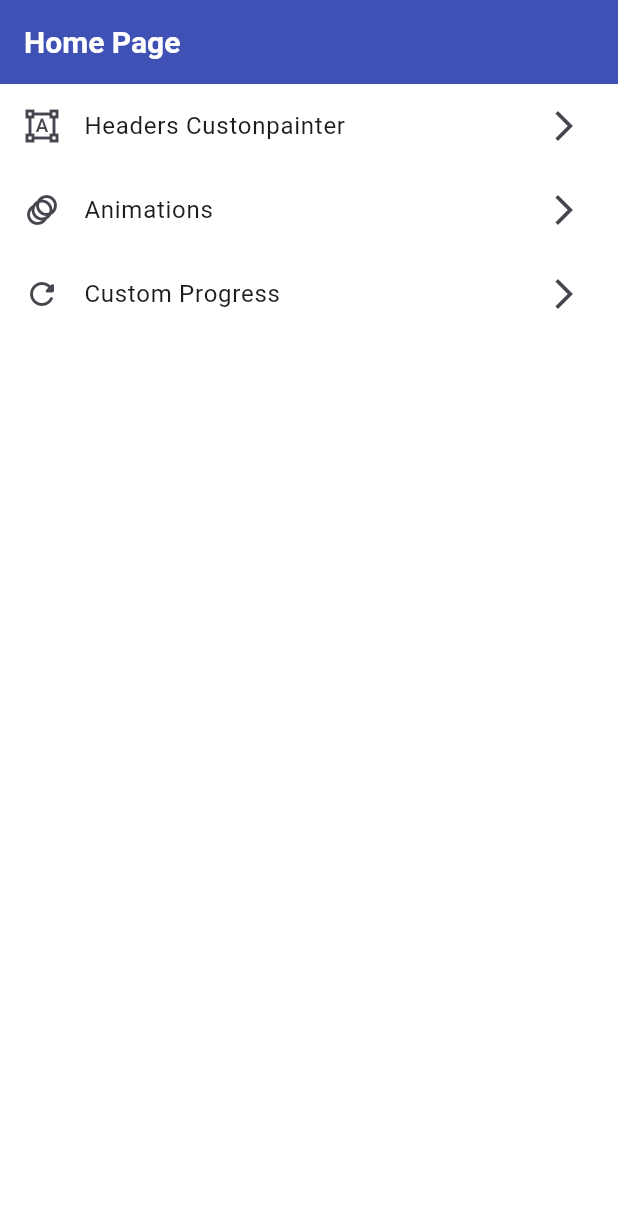
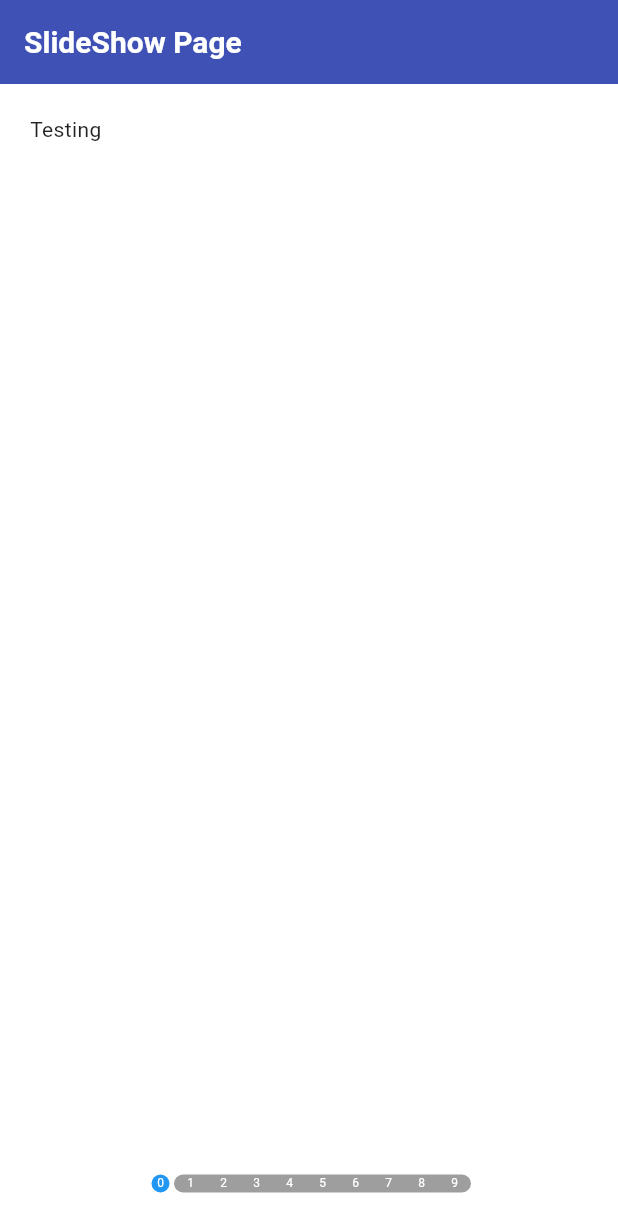
Before and after one commit to JhonEdinson-Shongo/flutter_animations_course, a Flutter app: the screen it shows after launch, on a phone screen of 412 x 824 dp. Shown: the top 1232 px of the screen. Run offline on Flutter 3.47's test engine with Material 3 defaults, Android fonts, the phone set to English and light mode, and no system bars; Roboto replaces fonts that are missing (Poppins).

Commit message:
Add SliderModel and SlideShowPage with SVG support
- Implemented SliderModel to manage the current page state.
- Created SlideShowPage with a PageView to display SVG images.
- Added navigation dots to indicate the current slide.
- Utilized Provider for state management of the current page.

```diff
--- a/designs_1/lib/main.dart
+++ b/designs_1/lib/main.dart
@@ -1,9 +1,18 @@
+import 'package:designs_1/src/models/slider_model.dart';
 import 'package:flutter/material.dart';
 import 'package:designs_1/src/router/app_routes.dart';
 import 'package:designs_1/src/themes/app_theme.dart';
+import 'package:provider/provider.dart';
 
 void main() {
-  runApp(const MainApp());
+  runApp(
+    MultiProvider(
+      providers: [
+        ChangeNotifierProvider(create: (context) => SliderModel()),
+      ],
+      child: const MainApp(),
+    ),
+  );
 }
 
 class MainApp extends StatefulWidget {
@@ -16,17 +25,18 @@ class MainApp extends StatefulWidget {
 class _MainAppState extends State<MainApp> {
   @override
   Widget build(BuildContext context) {
-    // final _navKey = GlobalKey<NavigatorState>();
+    final navKey = GlobalKey<NavigatorState>();
     return MaterialApp(
       initialRoute: AppRoutes.initialRoute,
       routes: AppRoutes.getAppRoutes(),
-      // navigatorKey: _navKey,
+      navigatorKey: navKey,
       debugShowCheckedModeBanner: false,
       title: 'Diseños flutter',
       theme: AppTheme.themeLight,
       builder: (context, child) {
         return MediaQuery(
-          data: MediaQuery.of(context).copyWith(textScaler: const TextScaler.linear(1)),
+          data: MediaQuery.of(context)
+              .copyWith(textScaler: const TextScaler.linear(1)),
           child: child!,
         );
       },
--- /dev/null
+++ b/designs_1/lib/src/models/slider_model.dart
@@ -0,0 +1,12 @@
+import 'package:flutter/material.dart';
+
+class SliderModel with ChangeNotifier {
+  double _currentPage = 0.0;
+
+  double get currentPage => _currentPage;
+
+  set currentPage(double value) {
+    _currentPage = value;
+    notifyListeners();
+  }
+}
--- a/designs_1/lib/src/pages/home_page.dart
+++ b/designs_1/lib/src/pages/home_page.dart
@@ -32,6 +32,12 @@ class HomePage
               leading: const Icon(Icons.refresh_rounded),
               onTap: () => Navigator.pushNamed(context, 'CustomProgressPage'),
             ),
+            ListTile(
+              title: const Text('SlideShow'),
+              trailing: const  Icon(Icons.arrow_forward_ios),
+              leading: const Icon(Icons.slideshow),
+              onTap: () => Navigator.pushNamed(context, 'SlideShowPage'),
+            ),
           ],
         )
       )
--- a/designs_1/lib/src/pages/pages.dart
+++ b/designs_1/lib/src/pages/pages.dart
@@ -3,3 +3,4 @@ export 'alert_page.dart';
 export 'home_page.dart';
 export 'animations_page.dart';
 export 'progress_bar_page.dart';
+export 'slideshow_page.dart';
--- /dev/null
+++ b/designs_1/lib/src/pages/slideshow_page.dart
@@ -0,0 +1,183 @@
+import 'package:designs_1/src/models/slider_model.dart';
+import 'package:flutter/material.dart';
+import 'package:provider/provider.dart';
+
+class SlideShowPage extends StatelessWidget {
+  final List<Widget> slides;
+
+  const SlideShowPage({
+    super.key,
+    required this.slides,
+  });
+
+  @override
+  Widget build(BuildContext context) {
+    return Scaffold(
+      appBar: AppBar(
+        title: const Text('SlideShow Page'),
+      ),
+      body: Column(
+        children: [
+          Expanded(
+            child: _Slides(slides),
+          ),
+          _Dots(this.slides.length),
+        ],
+      ),
+    );
+  }
+}
+
+class _Slides extends StatefulWidget {
+  final List<Widget> slides;
+
+  const _Slides(this.slides);
+
+  @override
+  State<_Slides> createState() => _SlidesState();
+}
+
+class _SlidesState extends State<_Slides> {
+  final PageController _pageController = PageController(
+    initialPage: 0,
+    keepPage: true,
+  );
+
+  @override
+  void initState() {
+    super.initState();
+    _pageController.addListener(() {
+      Provider.of<SliderModel>(context, listen: false).currentPage =
+          _pageController.page ?? 0.0;
+    });
+  }
+
+  @override
+  void dispose() {
+    super.dispose();
+    _pageController.dispose();
+  }
+
+  @override
+  Widget build(BuildContext context) {
+    return SizedBox(
+      child: PageView(
+        controller: _pageController,
+        children: widget.slides
+            .map(
+              (widget) => _Slide(slide: widget),
+            )
+            .toList(),
+      ),
+    );
+  }
+}
+
+class _Slide extends StatelessWidget {
+  final Widget slide;
+  const _Slide({required this.slide});
+
+  @override
+  Widget build(BuildContext context) {
+    return Container(
+      width: double.infinity,
+      height: double.infinity,
+      padding: const EdgeInsets.all(20.0),
+      child: slide,
+    );
+  }
+}
+
+class _Dots extends StatelessWidget {
+  final int totalDots;
+
+  const _Dots(this.totalDots);
+
+  @override
+  Widget build(BuildContext context) {
+    return SizedBox(
+      width: double.infinity,
+      height: 70.0,
+      child: Row(
+        mainAxisAlignment: MainAxisAlignment.center,
+        children: List.generate(
+          totalDots,
+          (index) => _Dot(index: index, totalDots: totalDots - 1),
+        ),
+      ),
+    );
+  }
+}
+
+class _Dot extends StatelessWidget {
+  final int index;
+  final int totalDots;
+  const _Dot({required this.index, required this.totalDots});
+
+  @override
+  Widget build(BuildContext context) {
+    final currentPage = Provider.of<SliderModel>(context).currentPage;
+    final isCurrentPage =
+        (currentPage >= index - 0.5 && currentPage < index + 0.5);
+    final isNextPage =
+        (currentPage >= index + 0.51 && currentPage < index + 1.51);
+    final isBeforePage =
+        (currentPage <= index - 0.51 && currentPage > index - 1.51);
+    return InkWell(
+      onTap: () {
+        Provider.of<SliderModel>(context, listen: false).currentPage =
+            index.toDouble();
+      },
+      splashColor: Colors.transparent,
+      child: AnimatedContainer(
+        duration: const Duration(milliseconds: 300),
+        curve: Curves.easeInOut,
+        width: isCurrentPage ? 12.0 : 22.0,
+        height: 12.0,
+        margin: EdgeInsets.all(isCurrentPage ? 3.0 : 0.0),
+        decoration: BoxDecoration(
+          color: isCurrentPage ? Colors.blue : Colors.grey,
+          borderRadius: BorderRadius.only(
+            topLeft: Radius.circular(
+              isCurrentPage || index == 0
+                  ? 12.0
+                  : isBeforePage
+                      ? 12.0
+                      : 0.0,
+            ),
+            topRight: Radius.circular(
+              isCurrentPage || index == totalDots
+                  ? 12.0
+                  : isNextPage
+                      ? 12.0
+                      : 0.0,
+            ),
+            bottomLeft: Radius.circular(
+              isCurrentPage || index == 0
+                  ? 12.0
+                  : isBeforePage
+                      ? 12.0
+                      : 0.0,
+            ),
+            bottomRight: Radius.circular(
+              isCurrentPage || index == totalDots
+                  ? 12.0
+                  : isNextPage
+                      ? 12.0
+                      : 0.0,
+            ),
+          ),
+        ),
+        child: Center(
+          child: Text(
+            '$index',
+            style: const TextStyle(
+              color: Colors.white,
+              fontSize: 8.0,
+            ),
+          ),
+        ),
+      ),
+    );
+  }
+}
--- a/designs_1/lib/src/router/app_routes.dart
+++ b/designs_1/lib/src/router/app_routes.dart
@@ -2,7 +2,7 @@ import 'package:flutter/material.dart';
 import 'package:designs_1/src/pages/pages.dart';
 
 class AppRoutes {
-  static const initialRoute = 'Home';
+  static const initialRoute = 'SlideShowPage';
 
   static Map<String, Widget Function(BuildContext)> getAppRoutes() {
     Map<String, Widget Function(BuildContext)> appRoutes = {};
@@ -14,6 +14,21 @@ class AppRoutes {
         {'AnimationsPage': (BuildContext context) => const AnimationsPage()});
     appRoutes.addAll(
         {'CustomProgressPage': (BuildContext context) => const CustomProgressPage()});
+    appRoutes.addAll(
+        {'SlideShowPage': (BuildContext context) => const SlideShowPage(
+          slides: [
+            Text('Testing'),
+            Text('Testing 2'),
+            Text('Testing 3'),
+            Text('Testing 4'),
+            Text('Testing 5'),
+            Text('Testing 6'),
+            Text('Testing 7'),
+            Text('Testing 8'),
+            Text('Testing 9'),
+            Text('Testing 10'),
+          ],
+        )});
 
     return appRoutes;
   }
--- a/designs_1/pubspec.yaml
+++ b/designs_1/pubspec.yaml
@@ -9,6 +9,8 @@ environment:
 dependencies:
   flutter:
     sdk: flutter
+  flutter_svg: ^2.1.0
+  provider: ^6.1.5
 
 dev_dependencies:
   flutter_test:
@@ -17,3 +19,6 @@ dev_dependencies:
 
 flutter:
   uses-material-design: true
+
+  assets:
+    - assets/svgs/
```
Also changed, not shown: designs_1/assets/svgs/freepik_1.svg (added), designs_1/assets/svgs/freepik_2.svg (added), designs_1/assets/svgs/freepik_3.svg (added), designs_1/pubspec.lock.
